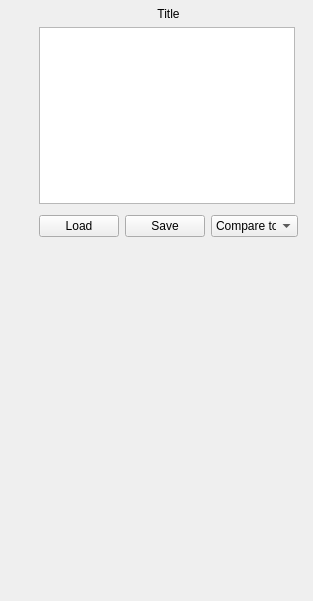
First picture: the form in viewUI.ui, repository trufasa/jsonViewer, before the edit.
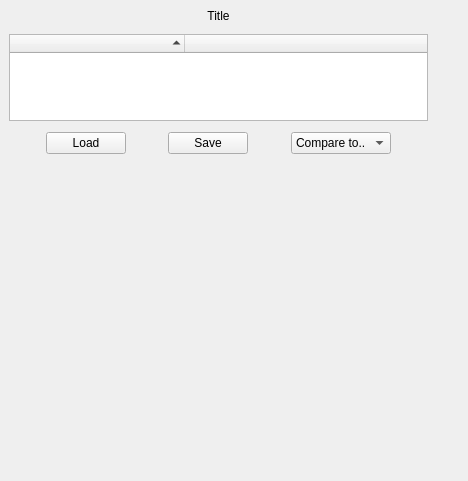
Second picture: the form after the edit.

Commit message: - Switched back to using tree widget, possibly dual view options for text and tree

```diff
--- a/viewUI.ui
+++ b/viewUI.ui
@@ -6,8 +6,8 @@
    <rect>
     <x>0</x>
     <y>0</y>
-    <width>313</width>
-    <height>601</height>
+    <width>468</width>
+    <height>481</height>
    </rect>
   </property>
   <property name="windowTitle">
@@ -16,10 +16,10 @@
   <widget class="QWidget" name="verticalLayoutWidget">
    <property name="geometry">
     <rect>
-     <x>39</x>
-     <y>7</y>
-     <width>259</width>
-     <height>230</height>
+     <x>9</x>
+     <y>9</y>
+     <width>419</width>
+     <height>145</height>
     </rect>
    </property>
    <layout class="QVBoxLayout" name="verticalLayout">
@@ -34,13 +34,99 @@
      </widget>
     </item>
     <item>
-     <widget class="QTextEdit" name="jsonTextEdit">
+     <spacer name="verticalSpacer_2">
+      <property name="orientation">
+       <enum>Qt::Vertical</enum>
+      </property>
+      <property name="sizeType">
+       <enum>QSizePolicy::Minimum</enum>
+      </property>
+      <property name="sizeHint" stdset="0">
+       <size>
+        <width>20</width>
+        <height>5</height>
+       </size>
+      </property>
+     </spacer>
+    </item>
+    <item>
+     <widget class="QTreeWidget" name="treeWidget">
       <property name="sizePolicy">
-       <sizepolicy hsizetype="Fixed" vsizetype="Expanding">
+       <sizepolicy hsizetype="MinimumExpanding" vsizetype="Expanding">
         <horstretch>0</horstretch>
         <verstretch>0</verstretch>
        </sizepolicy>
       </property>
+      <property name="minimumSize">
+       <size>
+        <width>350</width>
+        <height>0</height>
+       </size>
+      </property>
+      <property name="maximumSize">
+       <size>
+        <width>16777215</width>
+        <height>16777215</height>
+       </size>
+      </property>
+      <property name="sizeAdjustPolicy">
+       <enum>QAbstractScrollArea::AdjustToContents</enum>
+      </property>
+      <property name="autoScrollMargin">
+       <number>40</number>
+      </property>
+      <property name="dragEnabled">
+       <bool>false</bool>
+      </property>
+      <property name="alternatingRowColors">
+       <bool>false</bool>
+      </property>
+      <property name="selectionBehavior">
+       <enum>QAbstractItemView::SelectItems</enum>
+      </property>
+      <property name="textElideMode">
+       <enum>Qt::ElideLeft</enum>
+      </property>
+      <property name="verticalScrollMode">
+       <enum>QAbstractItemView::ScrollPerPixel</enum>
+      </property>
+      <property name="itemsExpandable">
+       <bool>true</bool>
+      </property>
+      <property name="allColumnsShowFocus">
+       <bool>false</bool>
+      </property>
+      <attribute name="headerVisible">
+       <bool>true</bool>
+      </attribute>
+      <attribute name="headerCascadingSectionResizes">
+       <bool>true</bool>
+      </attribute>
+      <attribute name="headerDefaultSectionSize">
+       <number>175</number>
+      </attribute>
+      <attribute name="headerHighlightSections">
+       <bool>true</bool>
+      </attribute>
+      <attribute name="headerMinimumSectionSize">
+       <number>30</number>
+      </attribute>
+      <attribute name="headerShowSortIndicator" stdset="0">
+       <bool>true</bool>
+      </attribute>
+      <attribute name="headerStretchLastSection">
+       <bool>true</bool>
+      </attribute>
+      <column>
+       <property name="text">
+        <string> </string>
+       </property>
+      </column>
+      <column>
+       <property name="text">
+        <string> </string>
+       </property>
+      </column>
      </widget>
     </item>
     <item>
```
The commit also changes 1 other file.
